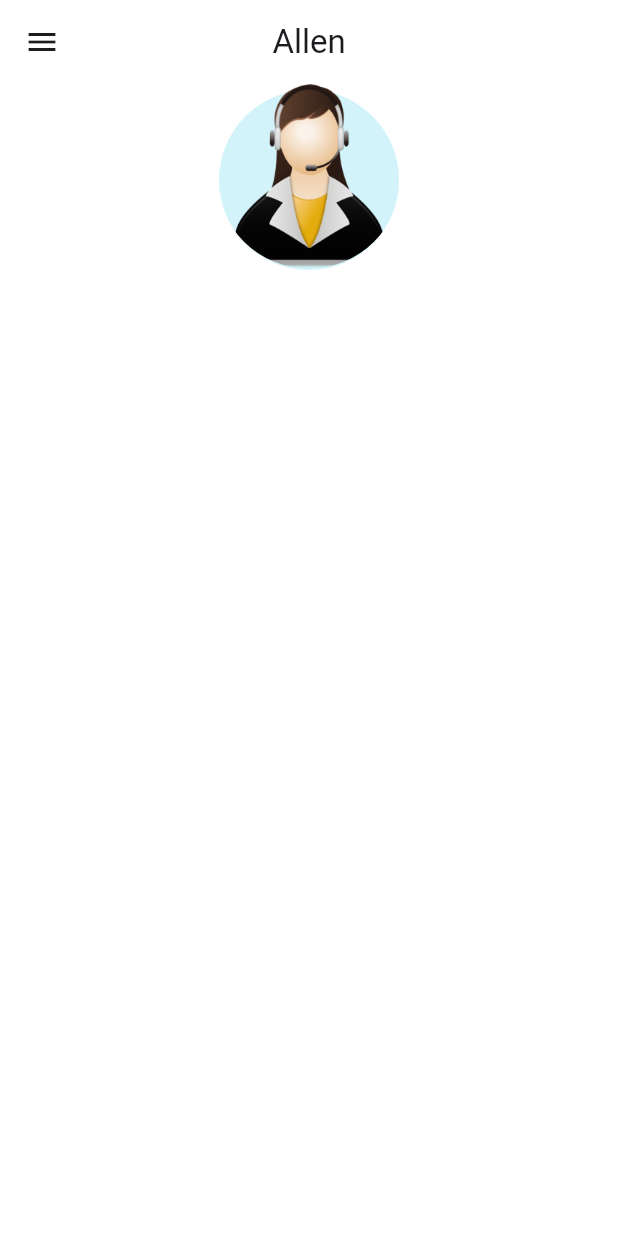
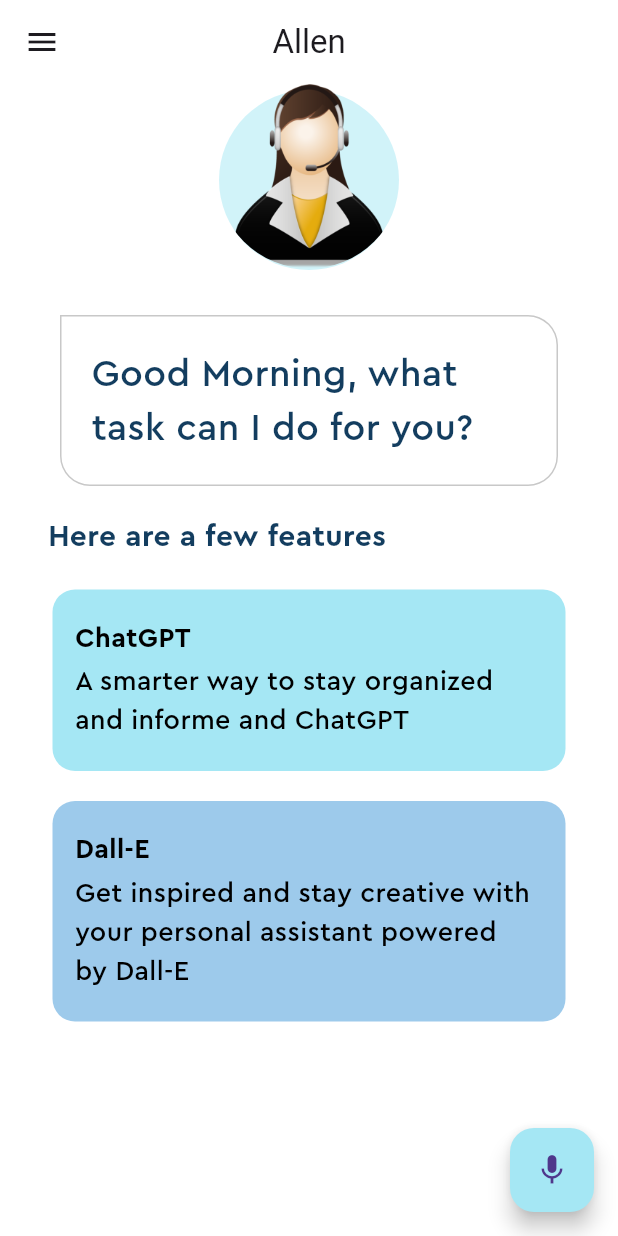
Before and after one commit to swarupcs/flutter_assistant, a Flutter app: the screen it shows after launch, on a phone screen of 412 x 824 dp. Run offline on Flutter 3.47's test engine with Material 2 defaults, Android fonts, the phone set to English and light mode, and no system bars.

Commit message:
First UI part done

```diff
--- /dev/null
+++ b/lib/feature_box.dart
@@ -0,0 +1,63 @@
+import 'package:flutter/material.dart';
+import 'package:flutter_assistant/pallete.dart';
+
+class FeatureBox extends StatelessWidget {
+  final Color color;
+  final String headerText;
+  final String descriptionText;
+  const FeatureBox({
+    super.key,
+    required this.color,
+    required this.headerText,
+    required this.descriptionText,
+  });
+
+  @override
+  Widget build(BuildContext context) {
+    return Container(
+      margin: const EdgeInsets.symmetric(
+        horizontal: 35,
+        vertical: 10,
+      ),
+      decoration: BoxDecoration(
+        color: color,
+        borderRadius: const BorderRadius.all(
+          Radius.circular(15),
+        ),
+      ),
+      child: Padding(
+        padding: const EdgeInsets.symmetric(vertical: 20.0).copyWith(
+          left: 15,
+        ),
+        child: Column(
+          children: [
+            Align(
+              alignment: Alignment.centerLeft,
+              child: Text(
+                headerText,
+                style: const TextStyle(
+                  fontFamily: 'Cera Pro',
+                  color: Pallete.blackColor,
+                  fontSize: 18,
+                  fontWeight: FontWeight.bold,
+                ),
+              ),
+            ),
+            const SizedBox(height: 3,),
+            Padding(
+              padding: const EdgeInsets.only(right: 20.0),
+              child: Text(
+                descriptionText,
+                style: const TextStyle(
+                  fontFamily: 'Cera Pro',
+                  color: Pallete.blackColor,
+                  fontSize: 18,
+                ),
+              ),
+            ),
+          ],
+        ),
+      ),
+    );
+  }
+}
--- a/lib/home_page.dart
+++ b/lib/home_page.dart
@@ -1,4 +1,5 @@
 import 'package:flutter/material.dart';
+import 'package:flutter_assistant/feature_box.dart';
 import 'package:flutter_assistant/pallete.dart';
 
 class HomePage extends StatefulWidget {
@@ -44,10 +45,79 @@
                 ),
               ),
             ],
-            //chat bubble
-
+          ),
+          //chat bubble
+          Container(
+            padding: const EdgeInsets.symmetric(
+              horizontal: 20,
+              vertical: 10,
+            ),
+            margin: const EdgeInsets.symmetric(
+                horizontal: 40
+            ).copyWith(top: 30),
+            decoration: BoxDecoration(
+                border: Border.all(
+                  color: Pallete.borderColor,
+                ),
+              //top left border corner became not radius
+              borderRadius: BorderRadius.circular(20).copyWith(
+                topLeft: Radius.zero,
+              ),
+            ),
+            child:  const Padding(
+              padding: EdgeInsets.symmetric(vertical: 10.0),
+              child: Text('Good Morning, what task can I do for you? ',
+                style: TextStyle(
+                  fontFamily: 'Cera Pro',
+                color: Pallete.mainFontColor,
+                fontSize: 25,
+              ),
+              ),
+            ),
+          ),
+          Container(
+            padding: const EdgeInsets.all(10),
+            alignment: Alignment.centerLeft,
+            margin: const EdgeInsets.only(
+              top: 10,
+              left: 22,
+            ),
+            child: const Text(
+              'Here are a few features',
+              style: TextStyle(
+                fontFamily: 'Cera Pro',
+                color: Pallete.mainFontColor,
+                fontSize: 20,
+                fontWeight: FontWeight.bold,
+              ),
+            ),
+          ),
+          // features list
+          const Column(
+            children: [
+              FeatureBox(
+                color: Pallete.firstSuggestionBoxColor,
+                headerText: 'ChatGPT',
+                descriptionText: 'A smarter way to stay organized and informe and ChatGPT',
+              ),
+              FeatureBox(
+                color: Pallete.secondSuggestionBoxColor,
+                headerText: 'Dall-E',
+                descriptionText: 'Get inspired and stay creative with your personal assistant powered by Dall-E',
+              ),
+              // FeatureBox(
+              //   color: Pallete.thirdSuggestionBoxColor,
+              //   headerText: 'Smart Voice Assistant',
+              //   descriptionText: 'Get the best of both worlds with a voice assistant powered by Dall-E and ChatGPT',
+              // ),
+            ],
           )
         ],
+      ),
+      floatingActionButton: FloatingActionButton(
+        backgroundColor: Pallete.firstSuggestionBoxColor,
+        onPressed: () {},
+        child: const Icon(Icons.mic),
       ),
     );
   }
```
